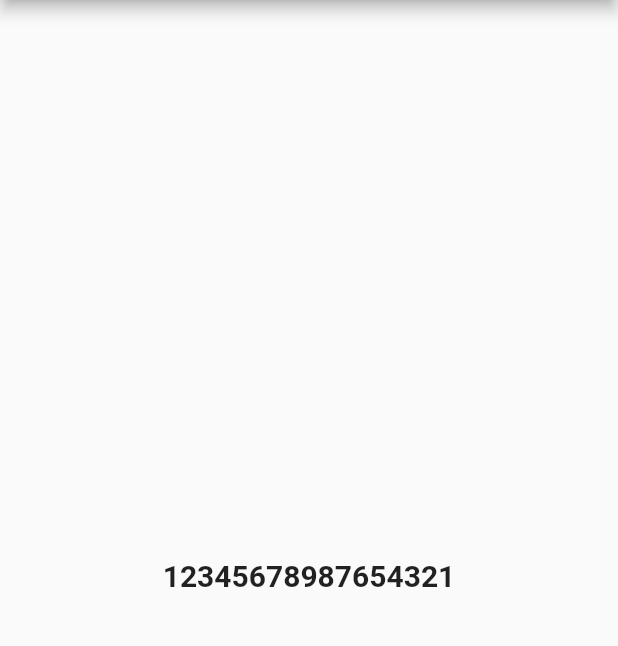
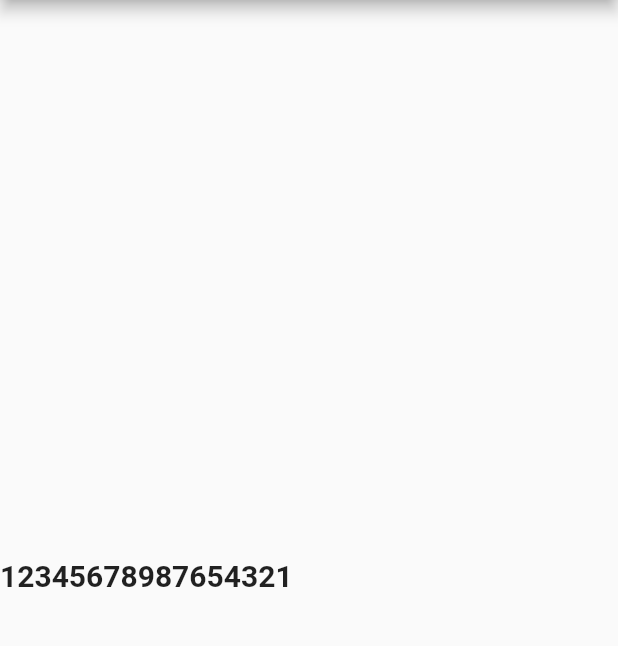
Before and after one commit to kiesman99/number_slide_animation, a Flutter app: the screen it shows after launch, on a phone screen of 412 x 824 dp, the part 84-730 px from its top. Run offline on Flutter 3.47's test engine with Material 2 defaults, Android fonts, the phone set to English and light mode, and no system bars.

Commit message:
Made row take only as much space as it really needs

```diff
--- a/lib/number_slide_animation_widget.dart
+++ b/lib/number_slide_animation_widget.dart
@@ -69,7 +69,7 @@ class _NumberSlideAnimationState extends State<NumberSlideAnimation> {
   @override
   Widget build(BuildContext context) {
     return Row(
-      mainAxisAlignment: MainAxisAlignment.center,
+      mainAxisSize: MainAxisSize.min,
       key: _rowKey,
       children: List.generate(widget.number.length, (position) {
         return NumberCol(
```
